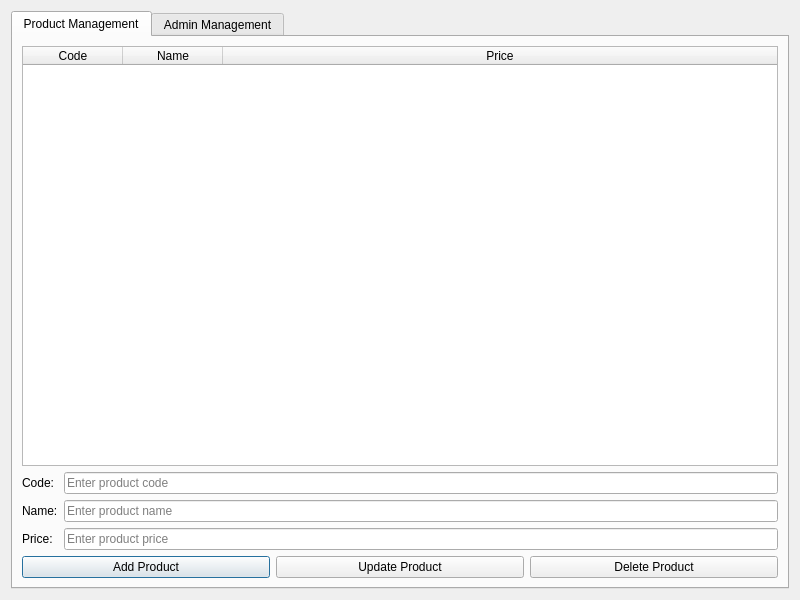
Before: the Qt Designer form src/adminwindow/adminwindow.ui in Nivedck/Billing-System, drawn with Qt 5.
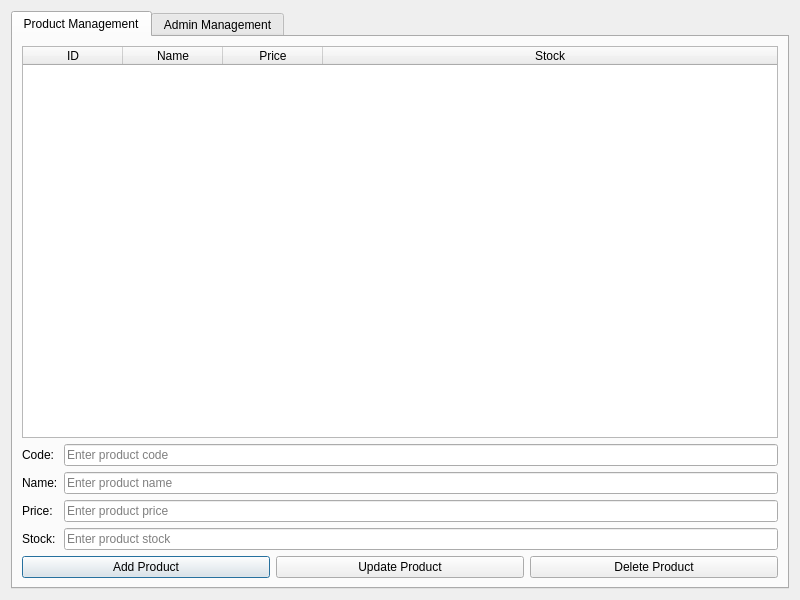
After: the same form once the commit is applied.

Commit message: feat: db reset button on adminwindow

What changed in the file:
```diff
--- a/src/adminwindow/adminwindow.ui
+++ b/src/adminwindow/adminwindow.ui
@@ -34,7 +34,7 @@
          </attribute>
          <column>
           <property name="text">
-           <string>Code</string>
+           <string>ID</string>
           </property>
          </column>
          <column>
@@ -47,6 +47,11 @@
            <string>Price</string>
           </property>
          </column>
+         <column>
+          <property name="text">
+           <string>Stock</string>
+          </property>
+         </column>
         </widget>
        </item>
        <item>
@@ -93,6 +98,20 @@
            </property>
           </widget>
          </item>
+         <item row="3" column="0">
+          <widget class="QLabel" name="labelStock">
+           <property name="text">
+            <string>Stock:</string>
+           </property>
+          </widget>
+         </item>
+         <item row="3" column="1">
+          <widget class="QLineEdit" name="lineEditStock">
+           <property name="placeholderText">
+            <string>Enter product stock</string>
+           </property>
+          </widget>
+         </item>
         </layout>
        </item>
        <item>
```
Left out of the diff: 10 changed lines with no effect on the pictures. The commit also changes 4 other files.
